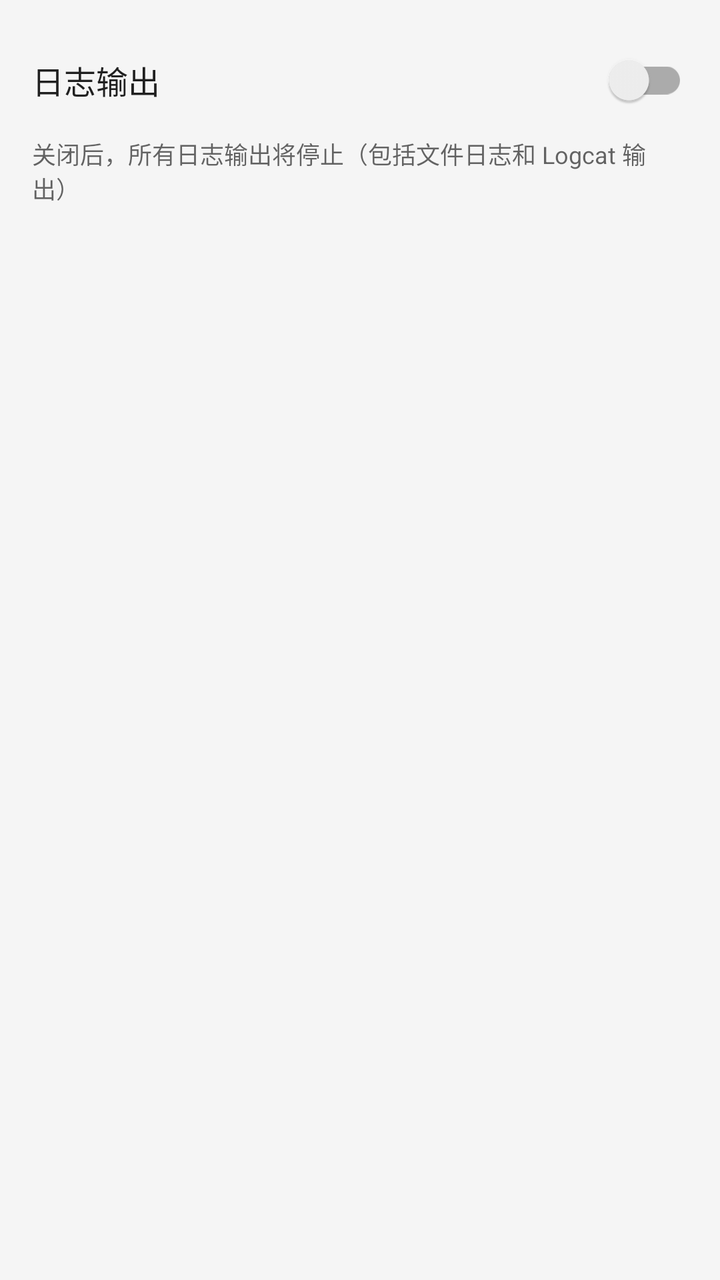
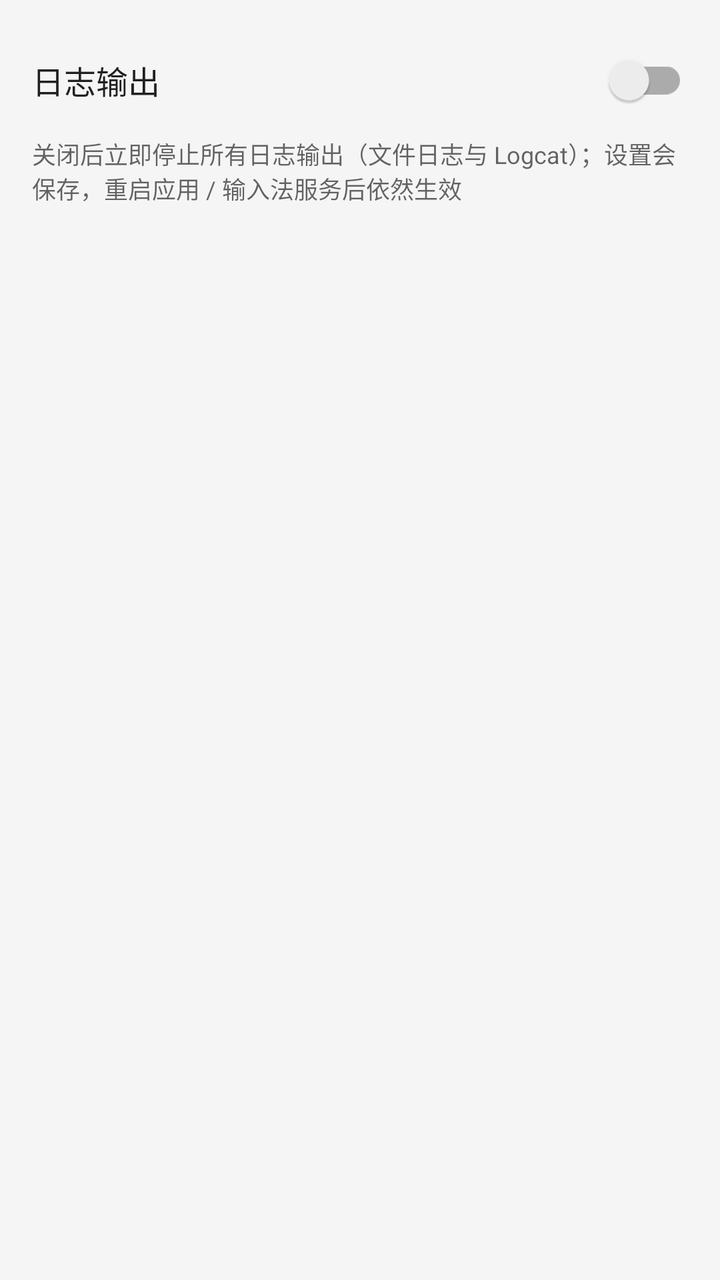

The first picture is an Android layout as it rendered before a commit; the second is the same layout after the commit. The layout source and the unified diff follow.
<!-- AndroidManifest.xml: application theme Theme.ClipboardMerger -->
<!-- res/layout/dialog_settings.xml -->
<?xml version="1.0" encoding="utf-8"?>
<LinearLayout xmlns:android="http://schemas.android.com/apk/res/android"
    android:layout_width="match_parent"
    android:layout_height="wrap_content"
    android:orientation="vertical"
    android:padding="16dp">

    <LinearLayout
        android:layout_width="match_parent"
        android:layout_height="wrap_content"
        android:gravity="center_vertical"
        android:orientation="horizontal">

        <TextView
            android:layout_width="0dp"
            android:layout_height="wrap_content"
            android:layout_weight="1"
            android:text="@string/settings_log_output"
            android:textColor="@color/text_primary"
            android:textSize="16sp" />

        <androidx.appcompat.widget.SwitchCompat
            android:id="@+id/switchLogOutput"
            android:layout_width="wrap_content"
            android:layout_height="wrap_content" />
    </LinearLayout>

    <TextView
        android:layout_width="match_parent"
        android:layout_height="wrap_content"
        android:layout_marginTop="4dp"
        android:text="@string/settings_log_hint"
        android:textColor="@color/text_secondary"
        android:textSize="12sp" />

</LinearLayout>
<!-- resources referenced by this layout -->
<resources>
  <color name="text_primary">#DE000000</color>
  <color name="text_secondary">#99000000</color>
  <string name="settings_log_hint">关闭后，所有日志输出将停止（包括文件日志和 Logcat 输出）</string>
  <string name="settings_log_output">日志输出</string>
  <style name="Theme.ClipboardMerger" parent="Theme.MaterialComponents.DayNight.NoActionBar">
          <item name="colorPrimary">@color/primary</item>
          <item name="colorPrimaryVariant">@color/primary_variant</item>
          <item name="colorAccent">@color/accent</item>
          <item name="android:windowBackground">@color/background</item>
      </style>
  <color name="primary">#FF6200EE</color>
  <color name="primary_variant">#FF3700B3</color>
  <color name="accent">#FF03DAC5</color>
  <color name="background">#FFF5F5F5</color>
</resources>

<!-- the commit's change to res/layout/dialog_settings.xml (unified diff, before → after) -->
@@ -33,4 +33,13 @@
         android:textColor="@color/text_secondary"
         android:textSize="12sp" />
 
+    <TextView
+        android:id="@+id/tvLogPath"
+        android:layout_width="match_parent"
+        android:layout_height="wrap_content"
+        android:layout_marginTop="8dp"
+        android:textColor="@color/text_secondary"
+        android:textIsSelectable="true"
+        android:textSize="12sp" />
+
 </LinearLayout>
<!-- resource entries referenced after the edit -->
@@ -2,7 +2,7 @@
 <resources>
   <color name="text_primary">#DE000000</color>
   <color name="text_secondary">#99000000</color>
-  <string name="settings_log_hint">关闭后，所有日志输出将停止（包括文件日志和 Logcat 输出）</string>
+  <string name="settings_log_hint">关闭后立即停止所有日志输出（文件日志与 Logcat）；设置会保存，重启应用 / 输入法服务后依然生效</string>
   <string name="settings_log_output">日志输出</string>
   <style name="Theme.ClipboardMerger" parent="Theme.MaterialComponents.DayNight.NoActionBar">
           <item name="colorPrimary">@color/primary</item>
